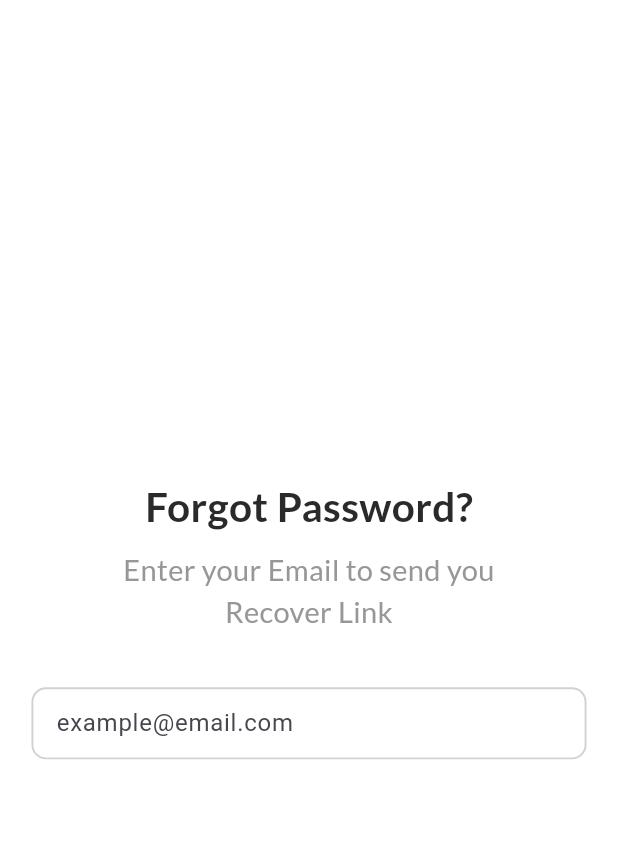
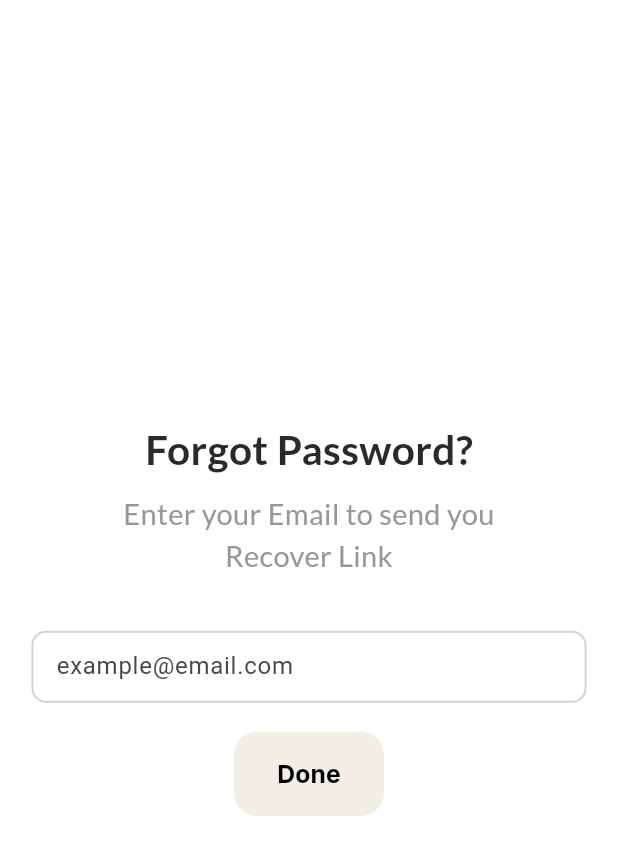
Before and after one commit to MediaZoneAgency/qubitarts, a Flutter app: the ForgetPasswordScreen screen opened by its route, on a phone screen of 412 x 824 dp. Shown: the top 855 px of the screen. Run offline on Flutter 3.47's test engine with Material 3 defaults, Android fonts, the phone set to English and light mode, and no system bars; our stand-ins replace animated_text_kit, bloc, cached_network_image, card_swiper, cloud_firestore, dartz and 11 more; accounts and stored records are empty; project files that could hold a hidden picture were left out.

Commit message:
forget password impl

```diff
--- a/lib/core/routing/app_router.dart
+++ b/lib/core/routing/app_router.dart
@@ -9,6 +9,7 @@ import 'package:qubitarts/feature/blog/ui/screens/blog_screen.dart';
 import 'package:qubitarts/feature/brand_identity/ui/widgets/brandId7.dart';
 import 'package:qubitarts/feature/chat/logic/chat_cubit.dart';
 import 'package:qubitarts/feature/chat/ui/screen/Chat.dart';
+import 'package:qubitarts/feature/forget_password/logic/forget_password_cubit.dart';
 import 'package:qubitarts/feature/forget_password/ui/screens/reset_password.dart';
 import 'package:qubitarts/feature/login/ui/screen/login_screen.dart';
 import 'package:qubitarts/feature/motion_graphic/ui/widget/Motion_graphic6.dart';
@@ -98,12 +99,15 @@ class AppRouter {
         );
       case Routes.forgetPassword:
         return MaterialPageRoute(
-          builder: (_) => ForgetPasswordScreen(),
+          builder: (_) => BlocProvider(
+            create: (context) => ForgetPasswordCubit(),
+            child: ForgetPasswordScreen(),
+          ),
         );
       case Routes.addWebsite:
         return MaterialPageRoute(
           builder: (_) => BlocProvider.value(
-            value:  locator<AddWebsiteCubit>(),
+            value: locator<AddWebsiteCubit>(),
             child: AddWebsiteScreen(),
           ),
         );
@@ -180,7 +184,7 @@ class AppRouter {
       case Routes.addBrandIdentityScreen:
         return MaterialPageRoute(
           builder: (_) => BlocProvider.value(
-            value:  locator<BrandIdentityCubit>(),
+            value: locator<BrandIdentityCubit>(),
             child: AddBrandIdentityScreen(),
           ),
         );
@@ -254,7 +258,7 @@ class AppRouter {
       case Routes.businessDetails:
         return MaterialPageRoute(
           builder: (_) => BlocProvider.value(
-            value: locator< AddWebsiteCubit>(),
+            value: locator<AddWebsiteCubit>(),
             child: BusinessDetails(),
           ),
         );
@@ -265,7 +269,7 @@ class AppRouter {
       case Routes.blog:
         return MaterialPageRoute(
           builder: (_) => BlocProvider.value(
-            value:  locator<BlogCubit>(),
+            value: locator<BlogCubit>(),
             child: BlogScreen(),
           ),
         );
@@ -283,9 +287,9 @@ class AppRouter {
       case Routes.setting:
         return MaterialPageRoute(
           builder: (_) => BlocProvider(
-  create: (context) => ProfileCubit(),
-  child: SettingScreen(),
-),
+            create: (context) => ProfileCubit(),
+            child: SettingScreen(),
+          ),
         );
       case Routes.chatScreen:
         return MaterialPageRoute(
--- a/lib/feature/forget_password/logic/forget_password_state.dart
+++ b/lib/feature/forget_password/logic/forget_password_state.dart
@@ -4,3 +4,6 @@ part of 'forget_password_cubit.dart';
 sealed class ForgetPasswordState {}
 
 final class ForgetPasswordInitial extends ForgetPasswordState {}
+class SendEmailLoadingState extends ForgetPasswordState{}
+class SendEmailSuccessState extends ForgetPasswordState{}
+class SendEmailFailureState extends ForgetPasswordState{}
--- a/lib/feature/forget_password/ui/screens/forget_password.dart
+++ b/lib/feature/forget_password/ui/screens/forget_password.dart
@@ -1,9 +1,13 @@
 
 import 'package:flutter/material.dart';
+import 'package:flutter_bloc/flutter_bloc.dart';
 import 'package:flutter_screenutil/flutter_screenutil.dart';
 import 'package:qubitarts/core/helpers/extensions.dart';
+import 'package:qubitarts/core/theming/colors.dart';
 import 'package:qubitarts/core/widgts/app_text_form_field.dart';
+import 'package:qubitarts/feature/forget_password/logic/forget_password_cubit.dart';
 
+import '../../../../core/function/snack_bar.dart';
 import '../../../../core/helpers/spacing.dart';
 import '../../../../core/routing/routes.dart';
 
@@ -11,15 +15,32 @@ import '../../../../core/theming/text_styles.dart';
 import '../../../../core/widgts/app_text_button.dart';
 import '../../../../generated/l10n.dart';
 
-class ForgetPasswordScreen extends StatelessWidget{
+class ForgetPasswordScreen extends StatefulWidget{
   const ForgetPasswordScreen({super.key});
 
+  @override
+  State<ForgetPasswordScreen> createState() => _ForgetPasswordScreenState();
+}
+
+class _ForgetPasswordScreenState extends State<ForgetPasswordScreen> {
+  TextEditingController email =TextEditingController();
   @override
   Widget build(BuildContext context) {
     return Scaffold(
       backgroundColor: Colors.white,
       body:
-    SafeArea(child:
+    BlocBuilder<ForgetPasswordCubit,ForgetPasswordState>(
+
+      builder: (context,state) {
+        if(state is SendEmailLoadingState){return const Center(child: CircularProgressIndicator());}
+        else if (state is SendEmailSuccessState){
+          context.pop();
+          showSnackBar(
+            context: context,
+            text: S.of(context).EmailSendCheckyourEmail,
+          );
+        }
+        return SafeArea(child:
         Column(
           mainAxisAlignment: MainAxisAlignment.center,
           children: [Text(S.of(context).ForgotPassword,style: TextStyles.lato28DarkBlackBold.copyWith(color: Color(0xff2A2A2A)),),
@@ -28,8 +49,12 @@ class ForgetPasswordScreen extends StatelessWidget{
             verticalSpace(37),
             Padding(
               padding:  EdgeInsets.symmetric(horizontal: 20.w),
-          child: AppTextFormField(hintText: S.of(context).example,),
-        )
+              child: AppTextFormField(hintText: S.of(context).example,controller: email,),
+            ),
+            verticalSpace(20),
+            AppTextButton(buttonWidth: 100,backgroundColor: ColorsManager.gray20,buttonText: S.of(context).Done, textStyle:TextStyles.inter17BoldBlack, onPressed: (){
+              ForgetPasswordCubit.get(context).sendEmailToReset(email.text);
+            })
             // Row(
             //   mainAxisAlignment: MainAxisAlignment.center,
             //   children: [AppTextButton(
@@ -48,7 +73,9 @@ class ForgetPasswordScreen extends StatelessWidget{
             //     buttonText: S.of(context).Phone, textStyle: TextStyles.lato18WhiteRegular,
             //     onPressed: () {  context.pushNamed(Routes.phoneRecover);},)
             // ],)
-      ],),),
+          ],),);
+      }
+    ),
     );
   }
 }
--- a/lib/feature/sign_up/ui/widgets/signup_container.dart
+++ b/lib/feature/sign_up/ui/widgets/signup_container.dart
@@ -68,7 +68,7 @@ class _SignUPContainerState extends State<SignUPContainer> {
                 }, emailEditingController),
                 verticalSpace(18.h),
                 buildTextField(context, S.of(context).EnterYourPhoneNumber,
-                    SizedBox(), false, (value) {
+                    SizedBox.shrink(), false, (value) {
                   if (value == null || value.isEmpty) {
                     return S.of(context).Mustnotbeempty;
                   }
@@ -161,7 +161,7 @@ class _SignUPContainerState extends State<SignUPContainer> {
         validator: validator,
         isObscureText: showText,
         suffixIcon: suffixIcon,
-        contentPadding: EdgeInsets.symmetric(vertical: 20.h, horizontal: 12.w),
+        contentPadding: EdgeInsetsDirectional.only(start: 20.w),
         hintStyle: TextStyles.poppins12RegularBlack,
         height: 48.h,
         enabledBorder: OutlineInputBorder(
--- a/lib/l10n/intl_ar.arb
+++ b/lib/l10n/intl_ar.arb
@@ -129,5 +129,7 @@
   "viewProfile": "عرض الملف الشخصي",
   "OurServices": "خدماتنا",
   "Nicetomeetyou": "سعيد بلقائك!",
-  "InProgress": "قيد التنفيذ"
+  "InProgress": "قيد التنفيذ",
+  "RetryAgain":"حاول مره اخري",
+  "EmailSendCheckyourEmail":"نم إرسال البريد الإلكتروني التحقق من بريدك الإلكتروني"
 }
--- a/lib/l10n/intl_en.arb
+++ b/lib/l10n/intl_en.arb
@@ -162,6 +162,8 @@
   "OurServices": "Our Services",
   "Nicetomeetyou": "Nice to meet you!",
 "InProgress": "In Progress",
-  "example":"example@email.com"
+  "example":"example@email.com",
+  "RetryAgain":"Something went wrong try again",
+  "EmailSendCheckyourEmail": "Email Send Check Your Email"
 
 }
```
Also changed, not shown: lib/feature/forget_password/data/repo/forget_password_repo.dart (+6 -6 lines), lib/feature/forget_password/logic/forget_password_cubit.dart (+23 -5 lines), lib/feature/on_boarding/ui/widgets/slide_item.dart (+5 -3 lines), lib/generated/intl/messages_ar.dart, lib/generated/intl/messages_en.dart, lib/generated/l10n.dart. Lines whose indentation alone changed are shown as unchanged.
